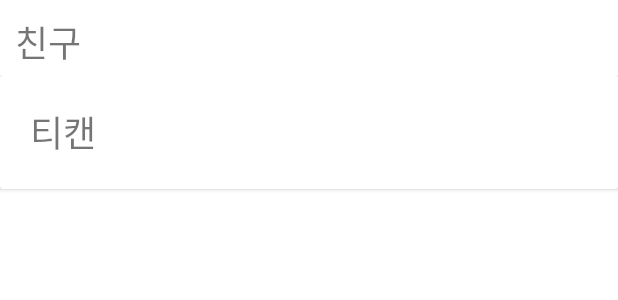
After one commit to BAEKYUJEONG/RunnersHI, an Android app: the layout fragment_friend.xml on its own in the app's theme, with its tools: preview values and no code run, on a phone screen of 412 x 824 dp. The commit adds this screen. Shown: the top 300 px of the screen. Run offline under Robolectric (Android 15) with nearby library versions, the phone set to English and light mode, and no system bars.

Commit message:
[feat] friend fragment 추가

```diff
--- a/runnershi_fe/RunnersHi/app/src/main/java/com/A306/runnershi/Fragment/ProfileFragment.kt
+++ b/runnershi_fe/RunnersHi/app/src/main/java/com/A306/runnershi/Fragment/ProfileFragment.kt
@@ -1,10 +1,12 @@
 package com.A306.runnershi.Fragment
 
+import android.content.Intent
 import android.os.Bundle
 import androidx.fragment.app.Fragment
 import android.view.LayoutInflater
 import android.view.View
 import android.view.ViewGroup
+import androidx.appcompat.app.AppCompatActivity
 import androidx.recyclerview.widget.GridLayoutManager
 import androidx.recyclerview.widget.LinearLayoutManager
 import androidx.recyclerview.widget.RecyclerView
@@ -108,4 +110,8 @@ class ProfileFragment : Fragment() {
             val timeNumber = itemView.timeNumber
         }
     }
+
+    public fun onClick() {
+
+    }
 }
--- /dev/null
+++ b/runnershi_fe/RunnersHi/app/src/main/res/layout/fragment_friend.xml
@@ -0,0 +1,45 @@
+<?xml version="1.0" encoding="utf-8"?>
+<androidx.constraintlayout.widget.ConstraintLayout xmlns:android="http://schemas.android.com/apk/res/android"
+    xmlns:app="http://schemas.android.com/apk/res-auto"
+    xmlns:tools="http://schemas.android.com/tools"
+    android:id="@+id/ConstraintLayout"
+    android:layout_width="match_parent"
+    android:layout_height="match_parent"
+    tools:context=".Fragment.FriendFragment">
+
+    <LinearLayout
+        android:layout_width="match_parent"
+        android:layout_height="match_parent"
+        android:orientation="vertical">
+
+        <TextView
+            android:id="@+id/friendTab"
+            android:layout_width="match_parent"
+            android:layout_height="50dp"
+            android:gravity="center_horizontal"
+            android:padding="10dp"
+            android:text="친구"
+            android:textAlignment="viewStart"
+            android:textSize="24sp" />
+
+        <LinearLayout
+            android:layout_width="match_parent"
+            android:layout_height="match_parent"
+            android:orientation="vertical">
+
+            <androidx.cardview.widget.CardView
+                android:layout_width="match_parent"
+                android:layout_height="wrap_content"
+                android:elevation="5dp"
+                app:contentPadding="20dp">
+
+                <TextView
+                    android:id="@+id/friendName"
+                    android:layout_width="match_parent"
+                    android:layout_height="wrap_content"
+                    android:text="티캔"
+                    android:textSize="24sp" />
+            </androidx.cardview.widget.CardView>
+        </LinearLayout>
+    </LinearLayout>
+</androidx.constraintlayout.widget.ConstraintLayout>
--- a/runnershi_fe/RunnersHi/app/src/main/res/layout/fragment_profile.xml
+++ b/runnershi_fe/RunnersHi/app/src/main/res/layout/fragment_profile.xml
@@ -13,10 +13,11 @@
         android:orientation="vertical">
 
         <TextView
-            android:id="@+id/nickname"
+            android:id="@+id/profileTab"
             android:layout_width="match_parent"
             android:layout_height="50dp"
-            android:padding="8dp"
+            android:gravity="center_horizontal"
+            android:padding="10dp"
             android:text="에리얼"
             android:textAlignment="viewStart"
             android:textSize="24sp" />
@@ -59,6 +60,7 @@
             </LinearLayout>
 
             <LinearLayout
+                android:id="@+id/friendButton"
                 android:layout_width="wrap_content"
                 android:layout_height="wrap_content"
                 android:layout_weight="1"
```
Also changed, not shown: runnershi_fe/RunnersHi/app/src/main/AndroidManifest.xml (+4 -8 lines), runnershi_fe/RunnersHi/app/src/main/java/com/A306/runnershi/Fragment/FriendFragment.kt (added, +58 -0 lines).
